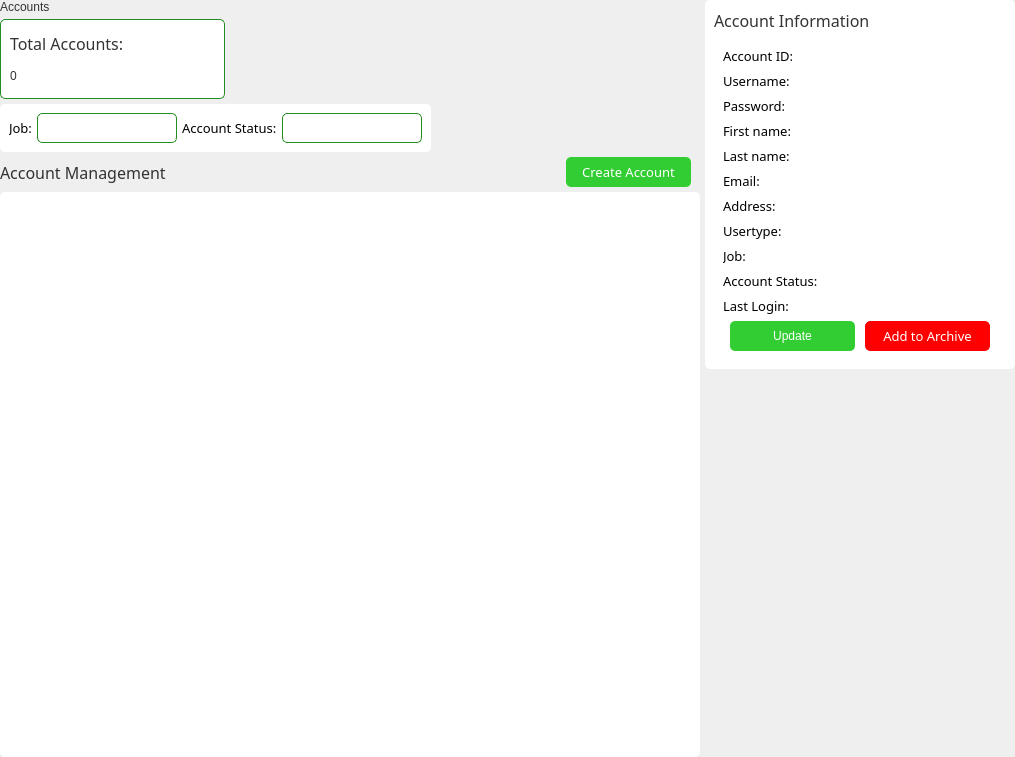
Qt form app/src/ui/NEW/accounts_page.ui (Kazu0210/Inventory-System) before a commit.
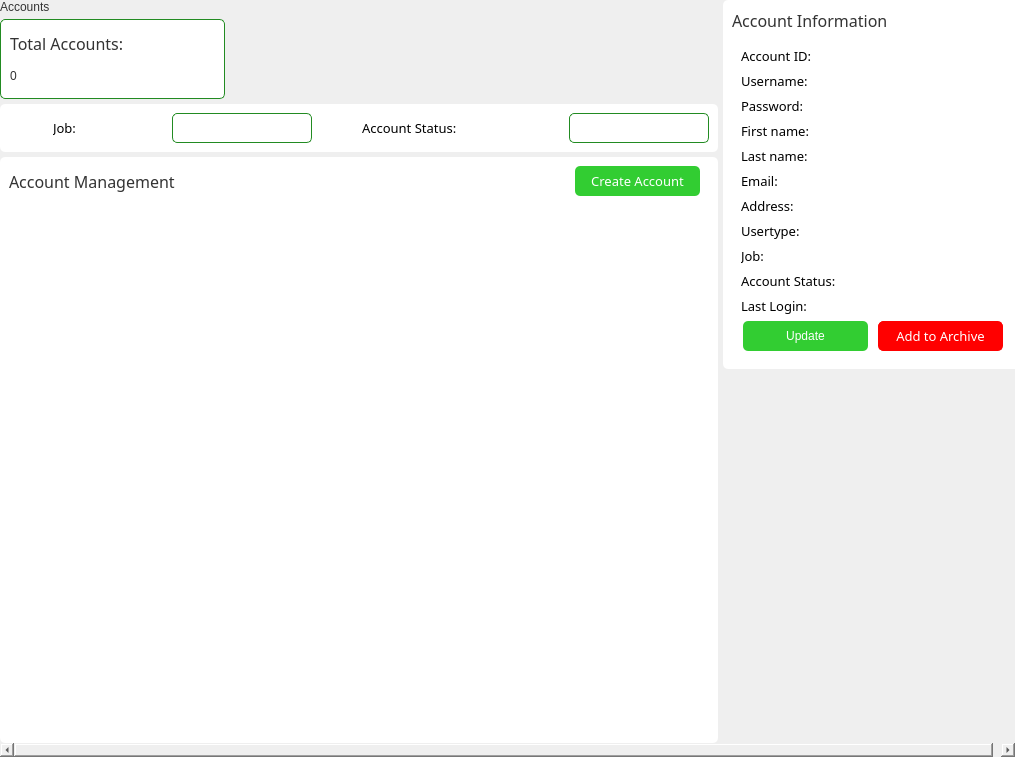
The same form after that commit.

Commit message: changed ui; update account information

```diff
--- a/app/src/ui/NEW/accounts_page.ui
+++ b/app/src/ui/NEW/accounts_page.ui
@@ -47,8 +47,8 @@
        <rect>
         <x>0</x>
         <y>0</y>
-        <width>1015</width>
-        <height>757</height>
+        <width>1023</width>
+        <height>740</height>
        </rect>
       </property>
       <layout class="QHBoxLayout" name="horizontalLayout">
@@ -224,6 +224,9 @@
               <height>0</height>
              </size>
             </property>
+            <property name="styleSheet">
+             <string notr="true"/>
+            </property>
             <property name="frameShape">
              <enum>QFrame::StyledPanel</enum>
             </property>
@@ -246,7 +249,7 @@
              <property name="bottomMargin">
               <number>0</number>
              </property>
-             <item alignment="Qt::AlignLeft">
+             <item>
               <widget class="QFrame" name="frame_4">
                <property name="styleSheet">
                 <string notr="true">#frame_4{
@@ -431,6 +434,39 @@
              </item>
              <item>
               <widget class="QFrame" name="frame">
+               <property name="styleSheet">
+                <string notr="true">#frame{
+background-color: #fff;
+border-radius: 5px;
+}
+*{
+background-color: transparent;
+}</string>
+               </property>
+               <property name="frameShape">
+                <enum>QFrame::StyledPanel</enum>
+               </property>
+               <property name="frameShadow">
+                <enum>QFrame::Raised</enum>
+               </property>
+               <layout class="QVBoxLayout" name="verticalLayout_8">
+                <property name="spacing">
+                 <number>5</number>
+                </property>
+                <property name="leftMargin">
+                 <number>9</number>
+                </property>
+                <property name="topMargin">
+                 <number>9</number>
+                </property>
+                <property name="rightMargin">
+                 <number>9</number>
+                </property>
+                <property name="bottomMargin">
+                 <number>9</number>
+                </property>
+                <item>
+                 <widget class="QFrame" name="frame_7">
                <property name="frameShape">
                 <enum>QFrame::StyledPanel</enum>
                </property>
@@ -550,9 +586,9 @@
               </widget>
              </item>
             </layout>
-            <zorder>tableWidget</zorder>
-            <zorder>frame_4</zorder>
-            <zorder>frame</zorder>
+              </widget>
+             </item>
+            </layout>
            </widget>
           </item>
          </layout>
@@ -1797,6 +1833,9 @@
                        <bold>false</bold>
                       </font>
                      </property>
+                     <property name="cursor">
+                      <cursorShape>PointingHandCursor</cursorShape>
+                     </property>
                      <property name="styleSheet">
                       <string notr="true">background-color: red;
 color: #fff;
```
Lines whose indentation alone changed are shown as unchanged. The commit also changes 9 other files.
